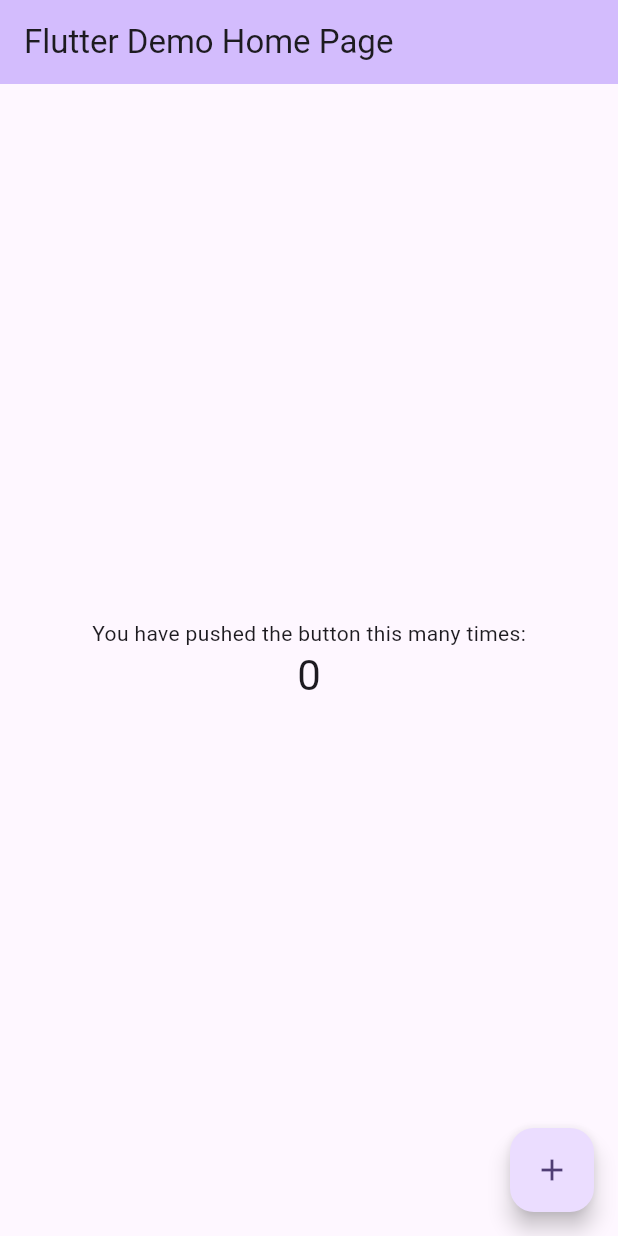
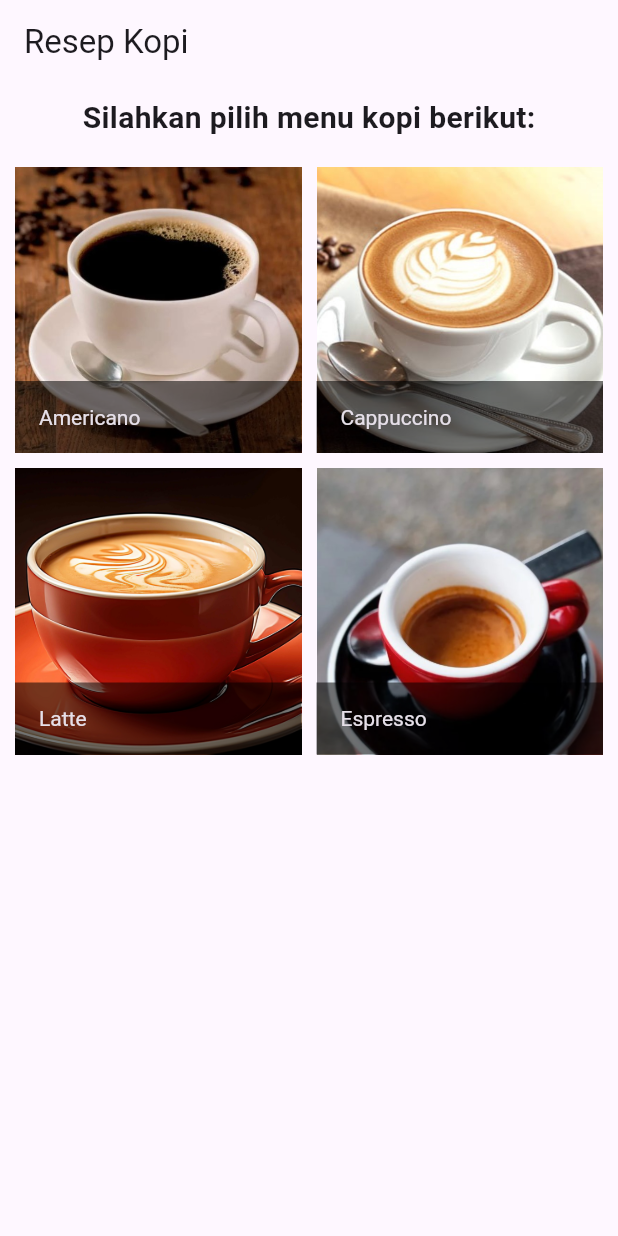
Before and after one commit to kangdconqueror/resep_kopi, a Flutter app: the screen it shows after launch, on a phone screen of 412 x 824 dp. Run offline on Flutter 3.47's test engine with Material 3 defaults, Android fonts, the light colour scheme and no system bars.

Commit message:
flutter clean

```diff
--- /dev/null
+++ b/lib/detail_page.dart
@@ -0,0 +1,78 @@
+import 'package:flutter/material.dart';
+
+class DetailPage extends StatelessWidget {
+  final String name;
+  final String image;
+
+  DetailPage({required this.name, required this.image});
+
+  final Map<String, List<String>> recipes = {
+    "Americano": [
+      "1. Siapkan air panas.",
+      "2. Tambahkan 1 shot espresso (7-9 gram).",
+      "3. Tuangkan air panas di atasnya.",
+    ],
+    "Cappuccino": [
+      "1. Buat 1 shot espresso (7-9 gram).",
+      "2. Panaskan dan busakan susu.",
+      "3. Tuangkan susu busa ke dalam espresso.",
+      "4. Gunakan perbandingan 1:1:1 (espresso, susu, buih susu).",
+    ],
+    "Latte": [
+      "1. Buat 1 shot espresso (7-9 gram).",
+      "2. Panaskan susu.",
+      "3. Tuangkan susu panas ke dalam espresso.",
+      "4. Gunakan perbandingan 1:3:0.5 (espresso, susu, buih susu).",
+    ],
+    "Espresso": [
+      "1. Giling biji kopi hingga halus (7-9 gram).",
+      "2. Tampung di portafilter.",
+      "3. Ekstraksi menggunakan mesin espresso.",
+    ],
+  };
+
+  final Map<String, String> stories = {
+    "Americano": "Americano adalah salah satu minuman espresso yang ditambahkan air panas. Jika espresso lebih tebal, untuk Americano rasanya tentu lebih ringan. Jika pada espresso ada krema di bagian atas, namun pada Americano krema sudah hilang karena pada pembuatannya untuk Americano ditambahkan air panas setelah espresso.",
+    "Cappuccino": "Cappuccino menjadi salah satu minuman kopi yang disukai masyarakat. Jika dilihat dari komposisi, cappuccino sendiri terbuat dari percampuran susu dan espresso. minuman satu ini cocok bagi anda yang tidak suka kopi dengan rasa yang pekat. Selain susu dan espresso, campuran pada jenis kopi satu ini adalah buih susu. Pada cappuccino, perpaduan antara espresso, susu dan buih susu seimbang.",
+    "Latte": "Latte merupakan campuran antara espresso, susu dan buih susu di bagian atasnya. Namun, yang membedakan dengan cappuccino adalah perbandingannya espresso 1, susu 3 dan buih susu ½. Dilihat dari perbandingan ini, latte lebih kuat dengan rasa susunya. Jadi, bagi yang ingin minum kopi dengan rasa kopi yang tidak strong, latte bisa menjadi pilihan yang tepat.",
+    "Espresso": "Espresso adalah kopi yang dibuat dengan cara diseduh dengan tekanan dan suhu tinggi, menghasilkan ekstrak kopi yang kental. Kopi espresso dibuat dengan menggiling kopi hingga halus lalu dipadatkan yang biasa disebut dengan “tamping”. Rasa yang kuat dengan teksturnya yang kental membuat kopi satu ini menjadikannya base atau dasar untuk membuat berbagai menu kopi, seperti cappuccino, Americano dan caffe latte.",
+  };
+
+  @override
+  Widget build(BuildContext context) {
+    return Scaffold(
+      appBar: AppBar(
+        title: Text(name),
+      ),
+      body: SingleChildScrollView(
+        padding: EdgeInsets.all(10),
+        child: Column(
+          crossAxisAlignment: CrossAxisAlignment.start,
+          children: [
+            Hero(
+              tag: name,
+              child: Image.asset(image, fit: BoxFit.cover),
+            ),
+            SizedBox(height: 10),
+            Text(
+              name,
+              style: TextStyle(fontSize: 24, fontWeight: FontWeight.bold),
+            ),
+            SizedBox(height: 10),
+            Text(
+              'Cara Membuat:',
+              style: TextStyle(fontSize: 20, fontWeight: FontWeight.bold),
+            ),
+            ...recipes[name]!.map((step) => Text(step)).toList(),
+            SizedBox(height: 10),
+            Text(
+              'Cerita Kopi:',
+              style: TextStyle(fontSize: 20, fontWeight: FontWeight.bold),
+            ),
+            Text(stories[name]!),
+          ],
+        ),
+      ),
+    );
+  }
+}
--- a/lib/main.dart
+++ b/lib/main.dart
@@ -1,125 +1,84 @@
 import 'package:flutter/material.dart';
+import 'detail_page.dart';
 
 void main() {
-  runApp(const MyApp());
+  runApp(CoffeeRecipeApp());
 }
 
-class MyApp extends StatelessWidget {
-  const MyApp({super.key});
-
-  // This widget is the root of your application.
+class CoffeeRecipeApp extends StatelessWidget {
   @override
   Widget build(BuildContext context) {
     return MaterialApp(
-      title: 'Flutter Demo',
+      title: 'Resep Kopi',
       theme: ThemeData(
-        // This is the theme of your application.
-        //
-        // TRY THIS: Try running your application with "flutter run". You'll see
-        // the application has a purple toolbar. Then, without quitting the app,
-        // try changing the seedColor in the colorScheme below to Colors.green
-        // and then invoke "hot reload" (save your changes or press the "hot
-        // reload" button in a Flutter-supported IDE, or press "r" if you used
-        // the command line to start the app).
-        //
-        // Notice that the counter didn't reset back to zero; the application
-        // state is not lost during the reload. To reset the state, use hot
-        // restart instead.
-        //
-        // This works for code too, not just values: Most code changes can be
-        // tested with just a hot reload.
-        colorScheme: ColorScheme.fromSeed(seedColor: Colors.deepPurple),
-        useMaterial3: true,
+        primarySwatch: Colors.brown,
       ),
-      home: const MyHomePage(title: 'Flutter Demo Home Page'),
+      home: HomePage(),
     );
   }
 }
 
-class MyHomePage extends StatefulWidget {
-  const MyHomePage({super.key, required this.title});
-
-  // This widget is the home page of your application. It is stateful, meaning
-  // that it has a State object (defined below) that contains fields that affect
-  // how it looks.
-
-  // This class is the configuration for the state. It holds the values (in this
-  // case the title) provided by the parent (in this case the App widget) and
-  // used by the build method of the State. Fields in a Widget subclass are
-  // always marked "final".
-
-  final String title;
-
-  @override
-  State<MyHomePage> createState() => _MyHomePageState();
-}
-
-class _MyHomePageState extends State<MyHomePage> {
-  int _counter = 0;
-
-  void _incrementCounter() {
-    setState(() {
-      // This call to setState tells the Flutter framework that something has
-      // changed in this State, which causes it to rerun the build method below
-      // so that the display can reflect the updated values. If we changed
-      // _counter without calling setState(), then the build method would not be
-      // called again, and so nothing would appear to happen.
-      _counter++;
-    });
-  }
+class HomePage extends StatelessWidget {
+  final List<Map<String, String>> coffeeList = [
+    {"name": "Americano", "image": "assets/images/americano.jpg"},
+    {"name": "Cappuccino", "image": "assets/images/cappuccino.jpg"},
+    {"name": "Latte", "image": "assets/images/latte.jpg"},
+    {"name": "Espresso", "image": "assets/images/espresso.jpg"},
+  ];
 
   @override
   Widget build(BuildContext context) {
-    // This method is rerun every time setState is called, for instance as done
-    // by the _incrementCounter method above.
-    //
-    // The Flutter framework has been optimized to make rerunning build methods
-    // fast, so that you can just rebuild anything that needs updating rather
-    // than having to individually change instances of widgets.
     return Scaffold(
       appBar: AppBar(
-        // TRY THIS: Try changing the color here to a specific color (to
-        // Colors.amber, perhaps?) and trigger a hot reload to see the AppBar
-        // change color while the other colors stay the same.
-        backgroundColor: Theme.of(context).colorScheme.inversePrimary,
-        // Here we take the value from the MyHomePage object that was created by
-        // the App.build method, and use it to set our appbar title.
-        title: Text(widget.title),
+        title: Text('Resep Kopi'),
       ),
-      body: Center(
-        // Center is a layout widget. It takes a single child and positions it
-        // in the middle of the parent.
-        child: Column(
-          // Column is also a layout widget. It takes a list of children and
-          // arranges them vertically. By default, it sizes itself to fit its
-          // children horizontally, and tries to be as tall as its parent.
-          //
-          // Column has various properties to control how it sizes itself and
-          // how it positions its children. Here we use mainAxisAlignment to
-          // center the children vertically; the main axis here is the vertical
-          // axis because Columns are vertical (the cross axis would be
-          // horizontal).
-          //
-          // TRY THIS: Invoke "debug painting" (choose the "Toggle Debug Paint"
-          // action in the IDE, or press "p" in the console), to see the
-          // wireframe for each widget.
-          mainAxisAlignment: MainAxisAlignment.center,
-          children: <Widget>[
-            const Text(
-              'You have pushed the button this many times:',
+      body: Column(
+        children: [
+          Padding(
+            padding: const EdgeInsets.all(8.0),
+            child: Text(
+              'Silahkan pilih menu kopi berikut:',
+              style: TextStyle(fontSize: 20, fontWeight: FontWeight.bold),
             ),
-            Text(
-              '$_counter',
-              style: Theme.of(context).textTheme.headlineMedium,
+          ),
+          Expanded(
+            child: GridView.builder(
+              padding: EdgeInsets.all(10),
+              gridDelegate: SliverGridDelegateWithFixedCrossAxisCount(
+                crossAxisCount: 2,
+                crossAxisSpacing: 10,
+                mainAxisSpacing: 10,
+              ),
+              itemCount: coffeeList.length,
+              itemBuilder: (context, index) {
+                return GestureDetector(
+                  onTap: () {
+                    Navigator.push(
+                      context,
+                      MaterialPageRoute(
+                        builder: (context) => DetailPage(
+                          name: coffeeList[index]['name']!,
+                          image: coffeeList[index]['image']!,
+                        ),
+                      ),
+                    );
+                  },
+                  child: Hero(
+                    tag: coffeeList[index]['name']!,
+                    child: GridTile(
+                      child: Image.asset(coffeeList[index]['image']!, fit: BoxFit.cover),
+                      footer: GridTileBar(
+                        backgroundColor: Colors.black54,
+                        title: Text(coffeeList[index]['name']!),
+                      ),
+                    ),
+                  ),
+                );
+              },
             ),
-          ],
-        ),
+          ),
+        ],
       ),
-      floatingActionButton: FloatingActionButton(
-        onPressed: _incrementCounter,
-        tooltip: 'Increment',
-        child: const Icon(Icons.add),
-      ), // This trailing comma makes auto-formatting nicer for build methods.
     );
   }
 }
--- a/pubspec.yaml
+++ b/pubspec.yaml
@@ -62,6 +62,11 @@ flutter:
   # assets:
   #   - images/a_dot_burr.jpeg
   #   - images/a_dot_ham.jpeg
+  assets:
+    - assets/images/americano.jpg
+    - assets/images/cappuccino.jpg
+    - assets/images/latte.jpg
+    - assets/images/espresso.jpg
 
   # An image asset can refer to one or more resolution-specific "variants", see
   # https://flutter.dev/assets-and-images/#resolution-aware
```
Also changed, not shown: assets/images/americano.jpg (added), assets/images/cappuccino.jpg (added), assets/images/espresso.jpg (added), assets/images/latte.jpg (added).
